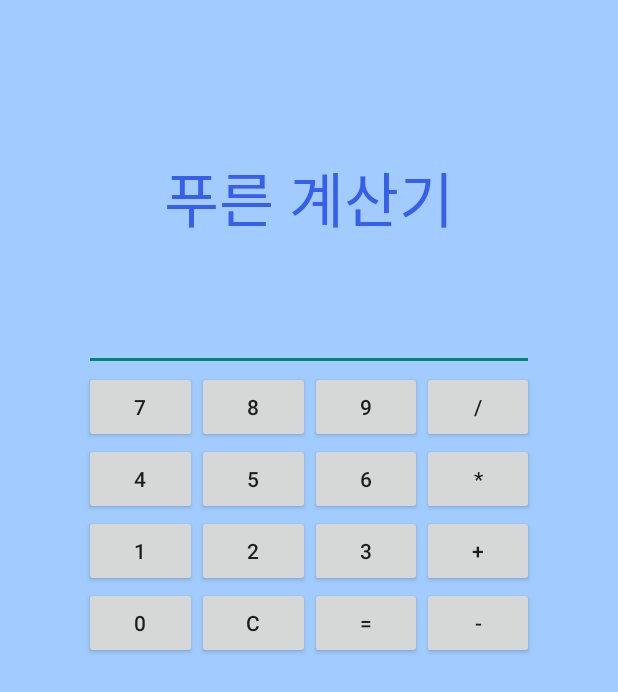
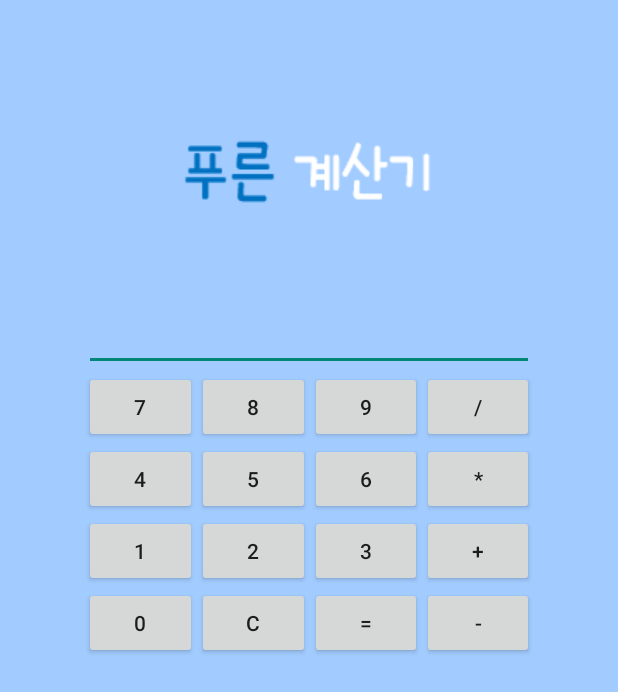
Before and after one commit to tmdngk0314/BlueAccountBook, an Android app: the CalculatorActivity screen opened directly, with no data from a screen before it, on a phone screen of 412 x 824 dp. Shown: the top 692 px of the screen. Run offline under Robolectric (Android 15) with nearby library versions, the light colour scheme and no system bars.

Commit message:
계산기,목표지출 타이틀

```diff
--- a/app/src/main/res/layout/activity_calculator.xml
+++ b/app/src/main/res/layout/activity_calculator.xml
@@ -7,12 +7,10 @@
     tools:context=".CalculatorActivity"
     android:background="#A2CCFF"
     >
-    <TextView
+    <ImageView
         android:layout_width="wrap_content"
         android:layout_height="wrap_content"
-        android:textSize="40dp"
-        android:text="푸른 계산기"
-        android:textColor="#385EEA"
+        android:background="@drawable/calculator_title"
         android:layout_centerHorizontal="true"
         android:layout_above="@+id/calculatorlay"/>
     <LinearLayout
--- a/app/src/main/res/layout/activity_success.xml
+++ b/app/src/main/res/layout/activity_success.xml
@@ -10,10 +10,9 @@
     android:orientation="vertical">
     <ImageView
         android:layout_width="match_parent"
-        android:layout_height="55dp"
-        android:background="@drawable/success_img"
+        android:layout_height="wrap_content"
+        android:background="@drawable/success_title"
         android:layout_gravity="center"
-        android:layout_margin="20dp"
         />
     <LinearLayout
         android:layout_margin="10dp"
```
Also changed, not shown: app/src/main/res/drawable/calculator_title.png (added), app/src/main/res/drawable/success_title.png (added).
